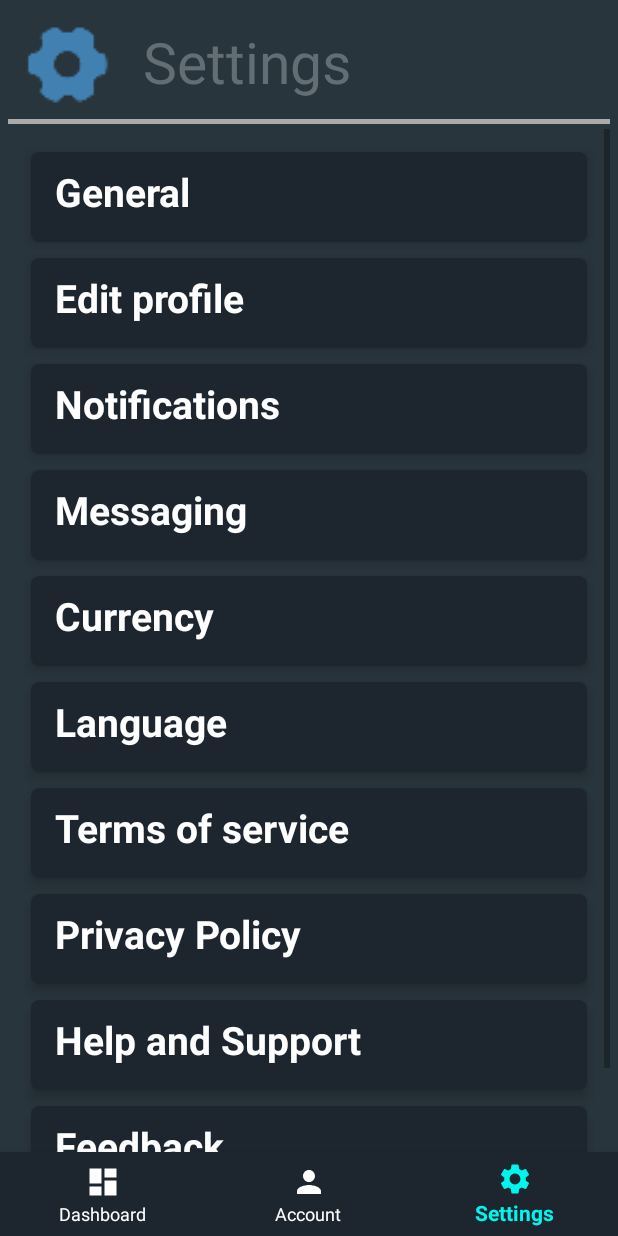
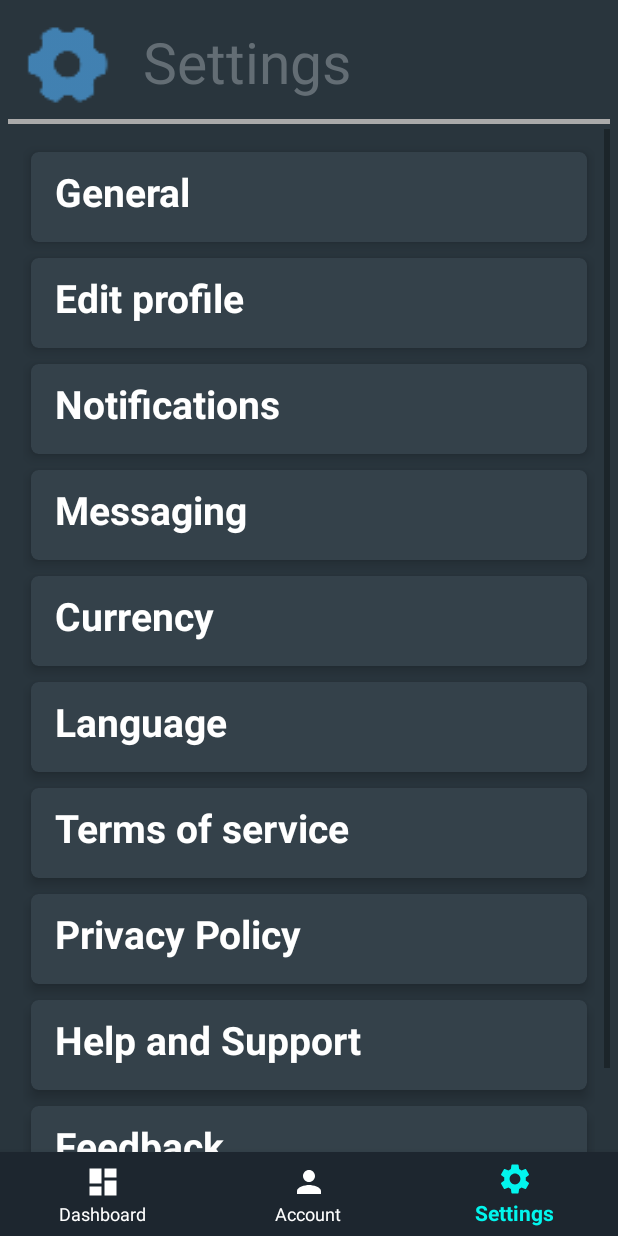
Before and after one commit to littleNightK/CoinView, an Android app: the screen it shows after launch (MainActivity), item 3 of the bottom bar chosen, on a phone screen of 412 x 824 dp. Run offline under Robolectric (Android 15) with nearby library versions, the phone set to English and light mode, and no system bars.

Commit message:
Color Changes

```diff
--- a/app/src/main/java/com/example/mycrypto/DashboardFragment.java
+++ b/app/src/main/java/com/example/mycrypto/DashboardFragment.java
@@ -1,11 +1,13 @@
 package com.example.mycrypto;
 
+import android.graphics.Color;
 import android.os.Bundle;
 import android.view.LayoutInflater;
 import android.view.Menu;
 import android.view.MenuInflater;
 import android.view.View;
 import android.view.ViewGroup;
+import android.widget.EditText;
 import android.widget.ImageView;
 
 import androidx.fragment.app.Fragment;
@@ -49,6 +51,10 @@ public class DashboardFragment extends Fragment {
 
         // Find the SearchView in the layout
         searchView = rootView.findViewById(R.id.action_search);
+
+        // Set the text color of the SearchView
+        EditText searchEditText = searchView.findViewById(androidx.appcompat.R.id.search_src_text);
+        searchEditText.setTextColor(Color.WHITE);  // Set the text color to white
 
         // Set up a query listener for the SearchView
         searchView.setOnQueryTextListener(new SearchView.OnQueryTextListener() {
--- a/app/src/main/res/layout/fragment_dashboard.xml
+++ b/app/src/main/res/layout/fragment_dashboard.xml
@@ -43,7 +43,7 @@
         android:id="@+id/action_search"
         android:layout_width="0dp"
         android:layout_height="wrap_content"
-        android:background="@color/light_white"
+        android:background="@color/background"
         android:visibility="gone"
         app:layout_constraintEnd_toEndOf="parent"
         app:layout_constraintStart_toStartOf="parent"
--- a/app/src/main/res/layout/fragment_setting.xml
+++ b/app/src/main/res/layout/fragment_setting.xml
@@ -76,7 +76,7 @@
                 android:layout_margin="5dp"
                 app:cardElevation="5dp"
                 app:cardCornerRadius="5dp"
-                app:cardBackgroundColor="@color/menu_background">
+                app:cardBackgroundColor="@color/light_black">
 
                 <TextView
                     android:layout_width="match_parent"
@@ -98,7 +98,7 @@
                 android:layout_margin="5dp"
                 app:cardElevation="5dp"
                 app:cardCornerRadius="5dp"
-                app:cardBackgroundColor="@color/menu_background">
+                app:cardBackgroundColor="@color/light_black">
 
                 <TextView
                     android:layout_width="match_parent"
@@ -121,7 +121,7 @@
                 android:layout_margin="5dp"
                 app:cardElevation="5dp"
                 app:cardCornerRadius="5dp"
-                app:cardBackgroundColor="@color/menu_background">
+                app:cardBackgroundColor="@color/light_black">
 
                 <TextView
                     android:layout_width="match_parent"
@@ -143,7 +143,7 @@
                 android:layout_margin="5dp"
                 app:cardElevation="5dp"
                 app:cardCornerRadius="5dp"
-                app:cardBackgroundColor="@color/menu_background">
+                app:cardBackgroundColor="@color/light_black">
 
                 <TextView
                     android:layout_width="match_parent"
@@ -165,7 +165,7 @@
                 android:layout_margin="5dp"
                 app:cardElevation="5dp"
                 app:cardCornerRadius="5dp"
-                app:cardBackgroundColor="@color/menu_background">
+                app:cardBackgroundColor="@color/light_black">
 
                 <TextView
                     android:layout_width="match_parent"
@@ -187,7 +187,7 @@
                 android:layout_margin="5dp"
                 app:cardElevation="5dp"
                 app:cardCornerRadius="5dp"
-                app:cardBackgroundColor="@color/menu_background">
+                app:cardBackgroundColor="@color/light_black">
 
                 <TextView
                     android:layout_width="match_parent"
@@ -209,7 +209,7 @@
                 android:layout_margin="5dp"
                 app:cardElevation="5dp"
                 app:cardCornerRadius="5dp"
-                app:cardBackgroundColor="@color/menu_background">
+                app:cardBackgroundColor="@color/light_black">
 
                 <TextView
                     android:layout_width="match_parent"
@@ -231,7 +231,7 @@
                 android:layout_margin="5dp"
                 app:cardElevation="5dp"
                 app:cardCornerRadius="5dp"
-                app:cardBackgroundColor="@color/menu_background">
+                app:cardBackgroundColor="@color/light_black">
 
                 <TextView
                     android:layout_width="match_parent"
@@ -253,7 +253,7 @@
                 android:layout_margin="5dp"
                 app:cardElevation="5dp"
                 app:cardCornerRadius="5dp"
-                app:cardBackgroundColor="@color/menu_background">
+                app:cardBackgroundColor="@color/light_black">
 
                 <TextView
                     android:layout_width="match_parent"
@@ -275,7 +275,7 @@
                 android:layout_margin="5dp"
                 app:cardElevation="5dp"
                 app:cardCornerRadius="5dp"
-                app:cardBackgroundColor="@color/menu_background">
+                app:cardBackgroundColor="@color/light_black">
 
                 <TextView
                     android:layout_width="match_parent"
```
